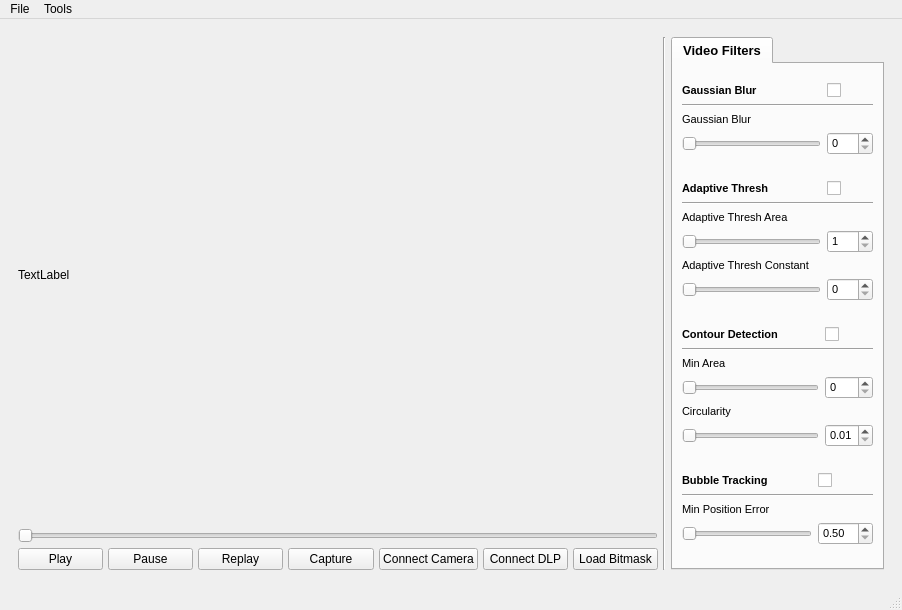
tarumishra9498/dlpctlF25, file src/ui/dlpctl.ui: the form before one commit.
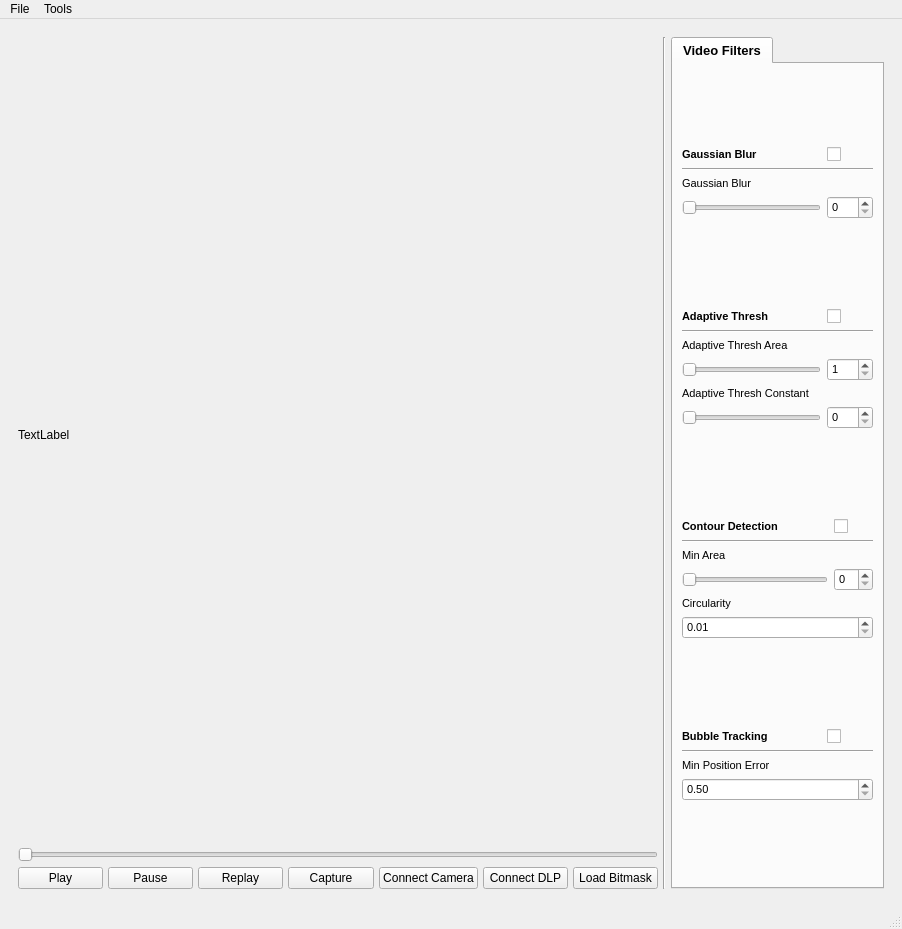
The form after the commit.

Commit message: removed circularity/min position scrollbars

Patch:
```diff
--- a/src/ui/dlpctl.ui
+++ b/src/ui/dlpctl.ui
@@ -10,7 +10,7 @@
     <x>0</x>
     <y>0</y>
     <width>902</width>
-    <height>610</height>
+    <height>929</height>
    </rect>
   </property>
   <property name="sizePolicy">
@@ -156,6 +156,7 @@
            <property name="font">
             <font>
              <pointsize>10</pointsize>
+             <weight>75</weight>
              <bold>true</bold>
             </font>
            </property>
@@ -209,15 +210,13 @@
                  <property name="font">
                   <font>
                    <pointsize>8</pointsize>
+                   <weight>75</weight>
                    <bold>true</bold>
                   </font>
                  </property>
                  <property name="text">
                   <string>Gaussian Blur</string>
                  </property>
-                 <property name="alignment">
-                  <set>Qt::AlignmentFlag::AlignLeading|Qt::AlignmentFlag::AlignLeft|Qt::AlignmentFlag::AlignVCenter</set>
-                 </property>
                 </widget>
                </item>
                <item row="3" column="0">
@@ -250,15 +249,13 @@
                  <property name="font">
                   <font>
                    <pointsize>8</pointsize>
+                   <weight>50</weight>
                    <bold>false</bold>
                   </font>
                  </property>
                  <property name="text">
                   <string>Gaussian Blur</string>
                  </property>
-                 <property name="alignment">
-                  <set>Qt::AlignmentFlag::AlignLeading|Qt::AlignmentFlag::AlignLeft|Qt::AlignmentFlag::AlignVCenter</set>
-                 </property>
                 </widget>
                </item>
                <item row="3" column="1">
@@ -272,6 +269,7 @@
                  <property name="font">
                   <font>
                    <pointsize>8</pointsize>
+                   <weight>50</weight>
                    <bold>false</bold>
                   </font>
                  </property>
@@ -324,15 +322,13 @@
                  <property name="font">
                   <font>
                    <pointsize>8</pointsize>
+                   <weight>50</weight>
                    <bold>false</bold>
                   </font>
                  </property>
                  <property name="text">
                   <string>Adaptive Thresh Area</string>
                  </property>
-                 <property name="alignment">
-                  <set>Qt::AlignmentFlag::AlignLeading|Qt::AlignmentFlag::AlignLeft|Qt::AlignmentFlag::AlignVCenter</set>
-                 </property>
                 </widget>
                </item>
                <item row="5" column="0">
@@ -351,7 +347,7 @@
                <item row="1" column="0" colspan="2">
                 <widget class="Line" name="line_6">
                  <property name="sizePolicy">
-                  <sizepolicy hsizetype="Expanding" vsizetype="Fixed">
+                  <sizepolicy hsizetype="Minimum" vsizetype="Fixed">
                    <horstretch>0</horstretch>
                    <verstretch>0</verstretch>
                   </sizepolicy>
@@ -366,15 +362,13 @@
                  <property name="font">
                   <font>
                    <pointsize>8</pointsize>
+                   <weight>75</weight>
                    <bold>true</bold>
                   </font>
                  </property>
                  <property name="text">
                   <string>Adaptive Thresh</string>
                  </property>
-                 <property name="alignment">
-                  <set>Qt::AlignmentFlag::AlignLeading|Qt::AlignmentFlag::AlignLeft|Qt::AlignmentFlag::AlignVCenter</set>
-                 </property>
                 </widget>
                </item>
                <item row="4" column="0" colspan="2">
@@ -388,15 +382,13 @@
                  <property name="font">
                   <font>
                    <pointsize>8</pointsize>
+                   <weight>50</weight>
                    <bold>false</bold>
                   </font>
                  </property>
                  <property name="text">
                   <string>Adaptive Thresh Constant</string>
                  </property>
-                 <property name="alignment">
-                  <set>Qt::AlignmentFlag::AlignLeading|Qt::AlignmentFlag::AlignLeft|Qt::AlignmentFlag::AlignVCenter</set>
-                 </property>
                 </widget>
                </item>
                <item row="0" column="1">
@@ -417,6 +409,7 @@
                  <property name="font">
                   <font>
                    <pointsize>8</pointsize>
+                   <weight>50</weight>
                    <bold>false</bold>
                   </font>
                  </property>
@@ -436,6 +429,7 @@
                  <property name="font">
                   <font>
                    <pointsize>8</pointsize>
+                   <weight>50</weight>
                    <bold>false</bold>
                   </font>
                  </property>
@@ -457,7 +451,7 @@
               </spacer>
              </item>
              <item>
-              <layout class="QGridLayout" name="contour_grid" rowstretch="0,0,0,0,0,0,0" columnstretch="3,0">
+              <layout class="QGridLayout" name="contour_grid" rowstretch="0,0,0,0,0,0" columnstretch="3,0">
                <item row="3" column="1">
                 <widget class="QSpinBox" name="contour_spinbox">
                  <property name="sizePolicy">
@@ -469,6 +463,7 @@
                  <property name="font">
                   <font>
                    <pointsize>8</pointsize>
+                   <weight>50</weight>
                    <bold>false</bold>
                   </font>
                  </property>
@@ -479,15 +474,13 @@
                  <property name="font">
                   <font>
                    <pointsize>8</pointsize>
+                   <weight>75</weight>
                    <bold>true</bold>
                   </font>
                  </property>
                  <property name="text">
                   <string>Contour Detection</string>
                  </property>
-                 <property name="alignment">
-                  <set>Qt::AlignmentFlag::AlignLeading|Qt::AlignmentFlag::AlignLeft|Qt::AlignmentFlag::AlignVCenter</set>
-                 </property>
                 </widget>
                </item>
                <item row="4" column="0" colspan="2">
@@ -501,15 +494,13 @@
                  <property name="font">
                   <font>
                    <pointsize>8</pointsize>
+                   <weight>50</weight>
                    <bold>false</bold>
                   </font>
                  </property>
                  <property name="text">
                   <string>Circularity</string>
                  </property>
-                 <property name="alignment">
-                  <set>Qt::AlignmentFlag::AlignLeading|Qt::AlignmentFlag::AlignLeft|Qt::AlignmentFlag::AlignVCenter</set>
-                 </property>
                 </widget>
                </item>
                <item row="2" column="0" colspan="2">
@@ -523,15 +514,13 @@
                  <property name="font">
                   <font>
                    <pointsize>8</pointsize>
+                   <weight>50</weight>
                    <bold>false</bold>
                   </font>
                  </property>
                  <property name="text">
                   <string>Min Area</string>
                  </property>
-                 <property name="alignment">
-                  <set>Qt::AlignmentFlag::AlignLeading|Qt::AlignmentFlag::AlignLeft|Qt::AlignmentFlag::AlignVCenter</set>
-                 </property>
                 </widget>
                </item>
                <item row="0" column="1">
@@ -541,24 +530,18 @@
                  </property>
                 </widget>
                </item>
-               <item row="3" column="0">
-                <widget class="QSlider" name="contour_slider">
-                 <property name="sizePolicy">
-                  <sizepolicy hsizetype="Preferred" vsizetype="Fixed">
-                   <horstretch>0</horstretch>
-                   <verstretch>0</verstretch>
-                  </sizepolicy>
-                 </property>
-                 <property name="orientation">
-                  <enum>Qt::Orientation::Horizontal</enum>
-                 </property>
-                </widget>
-               </item>
                <item row="1" column="0" colspan="2">
                 <widget class="Line" name="line_5">
+                 <property name="sizePolicy">
+                  <sizepolicy hsizetype="Minimum" vsizetype="Fixed">
+                   <horstretch>0</horstretch>
+                   <verstretch>0</verstretch>
+                  </sizepolicy>
+                 </property>
                  <property name="font">
                   <font>
                    <pointsize>26</pointsize>
+                   <weight>75</weight>
                    <bold>true</bold>
                   </font>
                  </property>
@@ -567,14 +550,20 @@
                  </property>
                 </widget>
                </item>
-               <item row="5" column="0">
-                <widget class="QSlider" name="circularity_slider">
+               <item row="3" column="0">
+                <widget class="QSlider" name="contour_slider">
+                 <property name="sizePolicy">
+                  <sizepolicy hsizetype="Preferred" vsizetype="Fixed">
+                   <horstretch>0</horstretch>
+                   <verstretch>0</verstretch>
+                  </sizepolicy>
+                 </property>
                  <property name="orientation">
-                  <enum>Qt::Orientation::Horizontal</enum>
+                  <enum>Qt::Horizontal</enum>
                  </property>
                 </widget>
                </item>
-               <item row="5" column="1">
+               <item row="5" column="0" colspan="2">
                 <widget class="QDoubleSpinBox" name="circularity_spinbox">
                  <property name="sizePolicy">
                   <sizepolicy hsizetype="Preferred" vsizetype="Fixed">
@@ -585,6 +574,7 @@
                  <property name="font">
                   <font>
                    <pointsize>8</pointsize>
+                   <weight>50</weight>
                    <bold>false</bold>
                   </font>
                  </property>
@@ -627,15 +617,13 @@
                  <property name="font">
                   <font>
                    <pointsize>8</pointsize>
+                   <weight>75</weight>
                    <bold>true</bold>
                   </font>
                  </property>
                  <property name="text">
                   <string>Bubble Tracking</string>
                  </property>
-                 <property name="alignment">
-                  <set>Qt::AlignmentFlag::AlignLeading|Qt::AlignmentFlag::AlignLeft|Qt::AlignmentFlag::AlignVCenter</set>
-                 </property>
                 </widget>
                </item>
                <item row="1" column="0" colspan="2">
@@ -656,15 +644,13 @@
                  <property name="font">
                   <font>
                    <pointsize>8</pointsize>
+                   <weight>50</weight>
                    <bold>false</bold>
                   </font>
                  </property>
                  <property name="text">
                   <string>Min Position Error</string>
                  </property>
-                 <property name="alignment">
-                  <set>Qt::AlignmentFlag::AlignLeading|Qt::AlignmentFlag::AlignLeft|Qt::AlignmentFlag::AlignVCenter</set>
-                 </property>
                 </widget>
                </item>
                <item row="0" column="1">
@@ -674,14 +660,7 @@
                  </property>
                 </widget>
                </item>
-               <item row="3" column="0">
-                <widget class="QSlider" name="tracking_min_error_slider">
-                 <property name="orientation">
-                  <enum>Qt::Orientation::Horizontal</enum>
-                 </property>
-                </widget>
-               </item>
-               <item row="3" column="1">
+               <item row="3" column="0" colspan="2">
                 <widget class="QDoubleSpinBox" name="tracking_min_error_spinbox">
                  <property name="sizePolicy">
                   <sizepolicy hsizetype="Expanding" vsizetype="Fixed">
@@ -692,6 +671,7 @@
                  <property name="font">
                   <font>
                    <pointsize>8</pointsize>
+                   <weight>50</weight>
                    <bold>false</bold>
                   </font>
                  </property>
```
Left out of the diff: 34 changed lines with no effect on the pictures. The commit also changes 2 other files.
